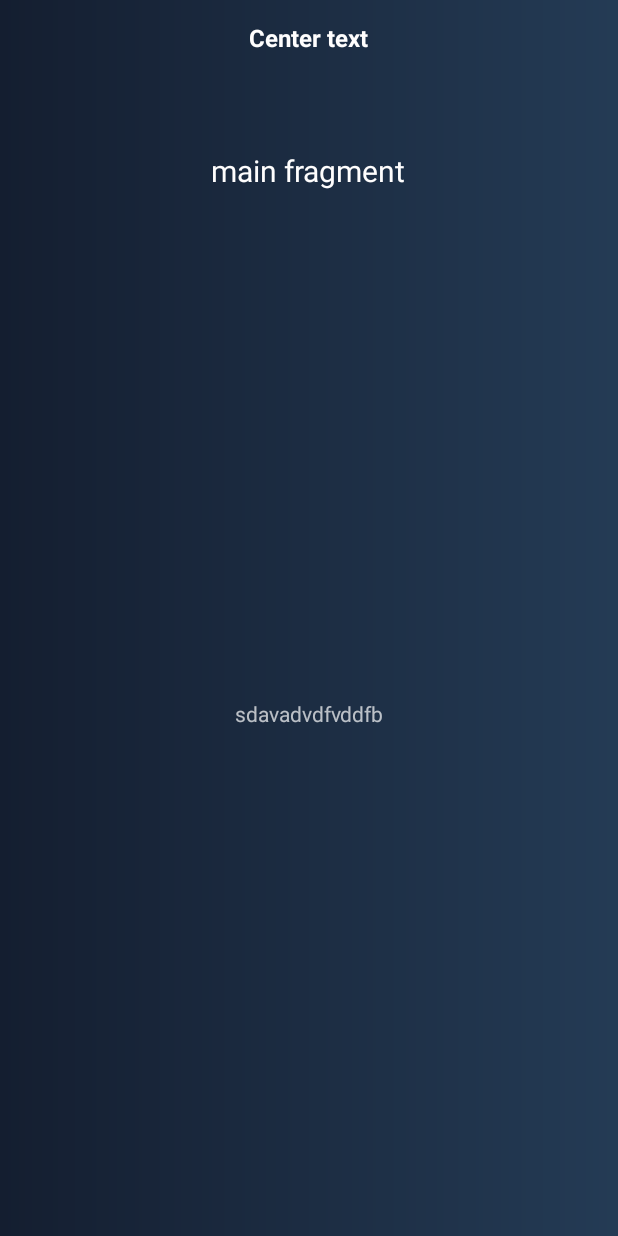
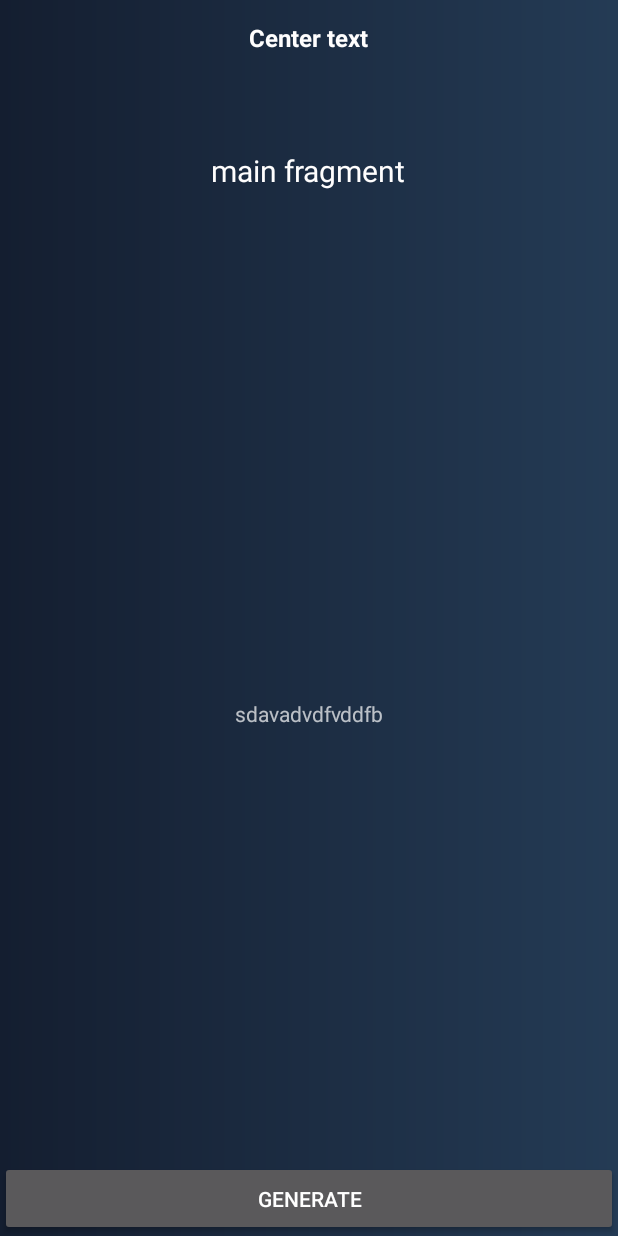
Before and after one commit to theBlackDre1D/KoinTest, an Android app: the MainFragment screen opened directly, with no data from a screen before it, on a phone screen of 412 x 824 dp. Run offline under Robolectric (Android 15) with nearby library versions, the phone set to English and light mode, and no system bars; libraries missing offline, so code that uses them is left out: es.dmoral.toasty; 3 statements that could not run were skipped.

Commit message:
fix out of bound exception when generating index, generate next tex button

```diff
--- a/app/src/main/java/com/example/kointest/features/main/MainFragment.kt
+++ b/app/src/main/java/com/example/kointest/features/main/MainFragment.kt
@@ -19,7 +19,7 @@ class MainFragment: BaseFragment() {
         }
     }
 
-    val getRandomTextViewModel: GetTextViewModel by viewModel()
+    private val getRandomTextViewModel: GetTextViewModel by viewModel()
 
     override fun onCreateView(inflater: LayoutInflater, container: ViewGroup?, savedInstanceState: Bundle?): View? {
         return inflater.inflate(R.layout.fragment_main, container, false)
@@ -33,6 +33,14 @@ class MainFragment: BaseFragment() {
         })
 
         getRandomTextViewModel.loadData(GetRandomText.Params(0))
+
+        setupButton()
+    }
+
+    private fun setupButton() {
+        nextText.setOnClickListener {
+            getRandomTextViewModel.loadData(GetRandomText.Params(0))
+        }
     }
 
 }
--- a/app/src/main/java/com/example/kointest/features/main/repository/TextRepositoryImp.kt
+++ b/app/src/main/java/com/example/kointest/features/main/repository/TextRepositoryImp.kt
@@ -2,7 +2,7 @@ package com.example.kointest.features.main.repository
 
 class TextRepositoryImp: TextRepository {
     override fun getText(): String {
-        val randomNumber = (0..5).random()
+        val randomNumber = (0..4).random()
         val textArray = listOf(
                 "1 -Lorem ipsum dolor sit amet, consectetur adipiscing elit, sed do eiusmod tempor incididunt ut labore et dolore magna aliqua.",
                 "2 -Lorem ipsum dolor sit amet, consectetur adipiscing elit, sed do eiusmod tempor incididunt ut labore et dolore magna aliqua.",
--- a/app/src/main/res/layout/fragment_main.xml
+++ b/app/src/main/res/layout/fragment_main.xml
@@ -26,4 +26,12 @@
             android:text="sdavadvdfvddfb"
     />
 
+    <Button
+            android:id="@+id/nextText"
+            android:layout_width="match_parent"
+            android:layout_height="50dp"
+            android:layout_alignParentBottom="true"
+            android:text="generate"
+    />
+
 </RelativeLayout>
```
